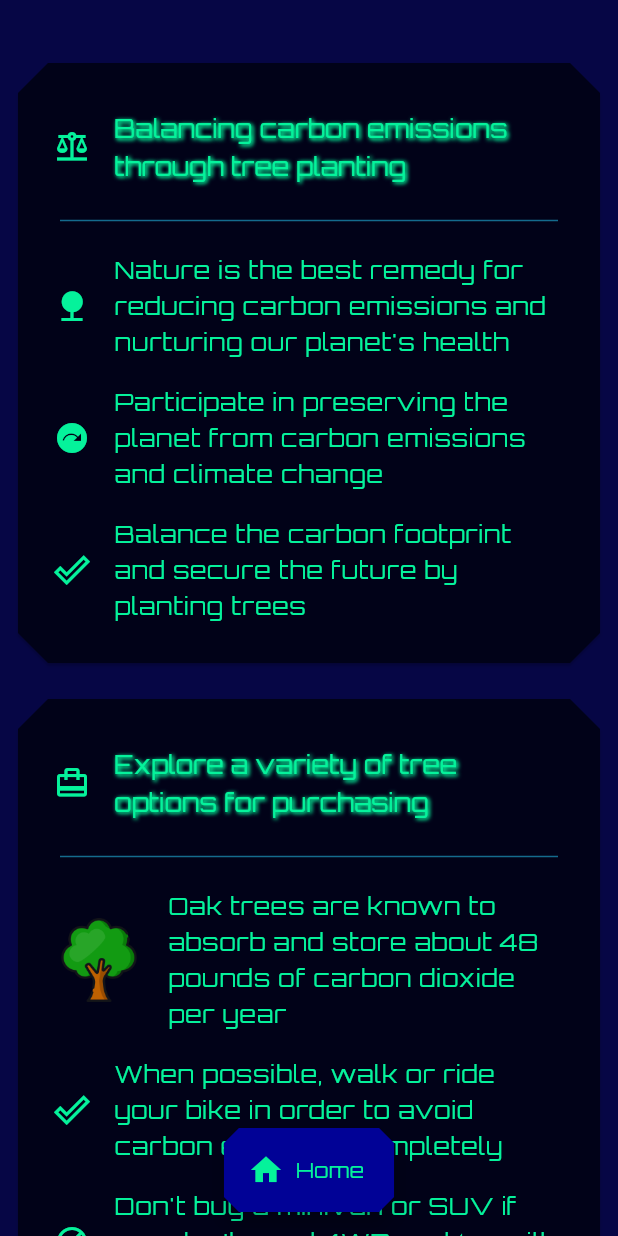
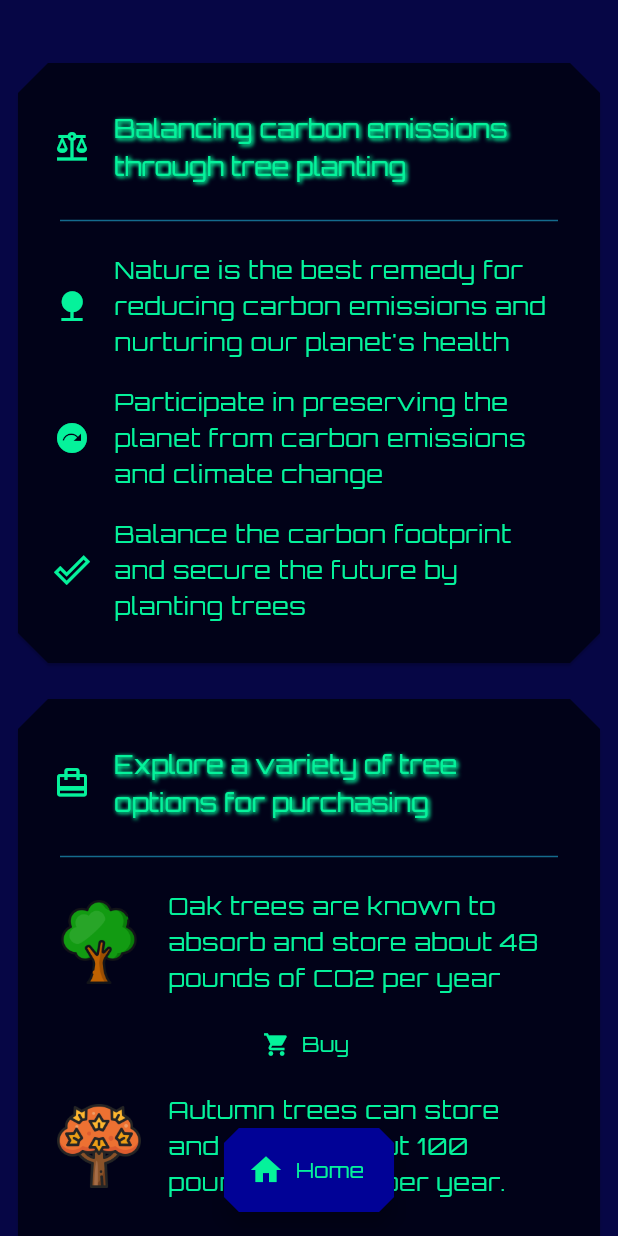
Before and after one commit to balachander-k/CChain, a Flutter app: the SinkPortal screen opened by its route, on a phone screen of 412 x 824 dp. Run offline on Flutter 3.47's test engine with Material 3 defaults, Android fonts, the phone set to English and light mode, and no system bars; our stand-ins replace animated_text_kit, flare_flutter, flutter_xlider.

Commit message:
Version_2.2

```diff
--- a/lib/main.dart
+++ b/lib/main.dart
@@ -1,11 +1,9 @@
 import 'package:CCHAIN/helpers/colors.dart';
+import 'package:CCHAIN/screens/Sink/sink_portal.dart';
 import 'package:CCHAIN/screens/calculator/user_input_questions.dart';
 import 'package:CCHAIN/screens/calculator/user_inputs.dart';
 import 'package:CCHAIN/screens/home/startScreen.dart';
-import 'package:CCHAIN/screens/Sink/sink_portal.dart';
 import 'package:CCHAIN/screens/reduce/reduce_screen.dart';
-
-
 import 'package:flutter/material.dart';
 import 'package:provider/provider.dart';
 
--- a/lib/screens/Sink/Sink_portal.dart
+++ b/lib/screens/Sink/Sink_portal.dart
@@ -6,7 +6,7 @@ import 'package:flutter/material.dart';
 class SinkPortal extends StatelessWidget {
   static const routeName = "/Sink_portal";
 
-  List<Widget> getWidgetTree() {
+  List<Widget> getWidgetTree(BuildContext context) {
     final List reduceCarbonFootPrintmsgs = [
       {
         'icon': Icons.balance,
@@ -31,16 +31,16 @@ class SinkPortal extends StatelessWidget {
         'title': 'Explore a variety of tree options for purchasing',
         'options': [
           {
-            'image': 'assets/images/tree.png', // Example image path
-            'message': 'Oak trees are known to absorb and store about 48 pounds of carbon dioxide per year',
+            'image': 'assets/images/tree.png',
+            'message': 'Oak trees are known to absorb and store about 48 pounds of CO2 per year',
           },
           {
-            'icon': Icons.done_outline,
-            'message': 'When possible, walk or ride your bike in order to avoid carbon emission completely',
+            'image': 'assets/images/autumn.png',
+            'message': 'Autumn trees can store and absorb about 100 pounds of CO2 per year.',
           },
           {
-            'icon': Icons.do_not_disturb_alt,
-            'message': "Don't buy a minivan or SUV if you don't need 4WD and/or will occasionally need extra space",
+            'image': 'assets/images/pine.png',
+            'message': "Pine trees typically store and absorb around 30 pounds of CO2 per year",
           },
         ],
       },
@@ -108,7 +108,9 @@ class SinkPortal extends StatelessWidget {
       widgetTree = [...widgetTree, ...sectionDivider];
 
       for (final option in reduceEmissionData['options']) {
-        final Widget optionWidget = ListTile(
+        final Widget optionWidget = Column(
+          children: [
+            ListTile(
               leading: option['image'] != null
                   ? Image.asset(
                 option['image'],
@@ -125,6 +127,25 @@ class SinkPortal extends StatelessWidget {
                   color: ColorPallete.color3,
                 ),
               ),
+            ),
+            if (reduceEmissionData['icon'] == Icons.card_travel) // Only add Home button if the card is for tree options
+              SizedBox(
+                width: double.infinity,
+                child: TextButton.icon(
+                  onPressed: () {
+                    Navigator.pushNamed(
+                      context,
+                      StartScreen.routeName,
+                    );
+                  },
+                  icon: Icon(Icons.shopping_cart, color: ColorPallete.color3), // Change the icon color here
+                  label: Text(
+                    'Buy',
+                    style: TextStyle(color: ColorPallete.color3), // Specify the color for the Buy button text here
+                  ),
+                ),
+              ),
+          ],
         );
 
         widgetTree.add(optionWidget);
@@ -170,7 +191,7 @@ class SinkPortal extends StatelessWidget {
             const SizedBox(
               height: 30,
             ),
-            ...getWidgetTree(),
+            ...getWidgetTree(context),
             const SizedBox(
               height: 100,
             ),
--- a/lib/screens/result/result_screen.dart
+++ b/lib/screens/result/result_screen.dart
@@ -179,7 +179,7 @@ class ResultScreen extends StatelessWidget {
         body: SingleChildScrollView(
           child: Column(
             children: [
-              Container(
+              ColoredBox(
                 color: ColorPallete.cardBackground,
                 child: SizedBox(
                   height: MediaQuery.of(context).size.height / 3,
```
Also changed, not shown: assets/images/Manufacture.png, assets/images/autumn.png (added), assets/images/pine.png (added). Lines whose indentation alone changed are shown as unchanged.
